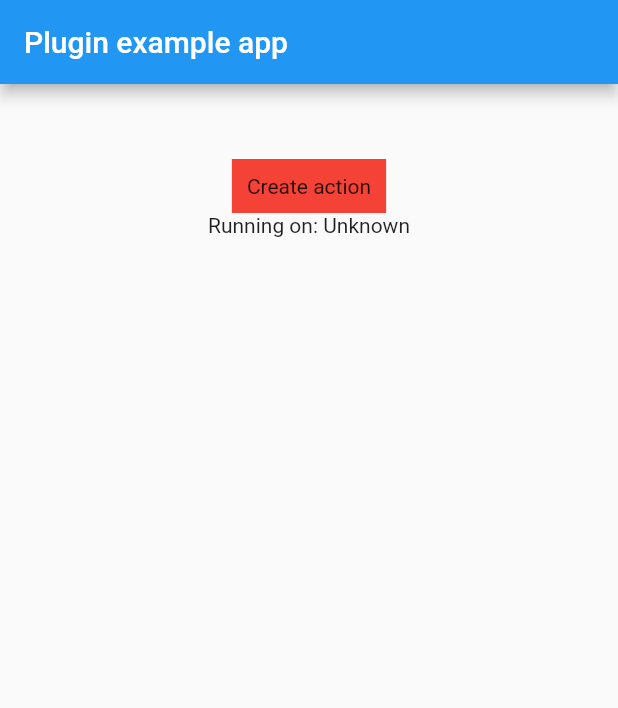
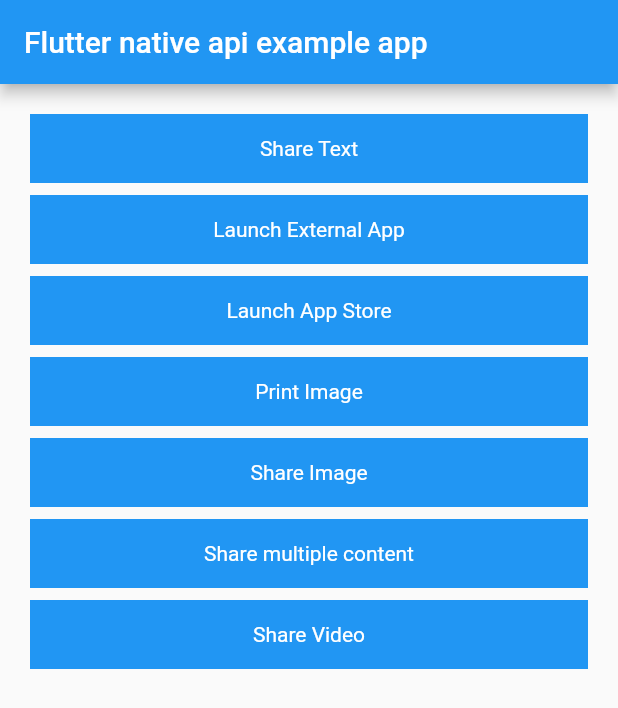
Before and after one commit to Destiny-Ed/flutter_native_api, a Flutter app: the screen it shows after launch, on a phone screen of 412 x 824 dp. Shown: the top 708 px of the screen. Run offline on Flutter 3.47's test engine with Material 2 defaults, Android fonts, the phone set to English and light mode, and no system bars.

Commit message:
Added readMe documentation and example usage

```diff
--- a/example/lib/main.dart
+++ b/example/lib/main.dart
@@ -1,7 +1,4 @@
 import 'package:flutter/material.dart';
-import 'dart:async';
-
-import 'package:flutter/services.dart';
 import 'package:flutter_native_api/flutter_native_api.dart';
 
 void main() {
@@ -14,56 +11,120 @@ class MyApp extends StatefulWidget {
 }
 
 class _MyAppState extends State<MyApp> {
-  String _platformVersion = 'Unknown';
-
-  @override
-  void initState() {
-    super.initState();
-    // initPlatformState();
-  }
-
-  // Platform messages are asynchronous, so we initialize in an async method.
-  // Future<void> initPlatformState() async {
-  //   String platformVersion;
-  //   // Platform messages may fail, so we use a try/catch PlatformException.
-  //   try {
-  //     platformVersion = await FlutterNativeApi.platformVersion;
-  //   } on PlatformException {
-  //     platformVersion = 'Failed to get platform version.';
-  //   }
-  //
-  //   // If the widget was removed from the tree while the asynchronous platform
-  //   // message was in flight, we want to discard the reply rather than calling
-  //   // setState to update our non-existent appearance.
-  //   if (!mounted) return;
-  //
-  //   setState(() {
-  //     _platformVersion = platformVersion;
-  //   });
-  // }
-
   @override
   Widget build(BuildContext context) {
     return MaterialApp(
       home: Scaffold(
         appBar: AppBar(
-          title: const Text('Plugin example app'),
+          title: const Text('Flutter native api example app'),
         ),
-        body: Center(
-          child: Column(
+        body: Container(
+          padding: const EdgeInsets.all(20),
+          child: ListView(
             children: [
-              const SizedBox(height: 50,),
               GestureDetector(
                 onTap: () {
                   FlutterNativeApi.shareText("Destiny Ed");
                 },
                 child: Container(
-                  color : Colors.red,
-                  child: Text('Create action'),
-                  padding : const EdgeInsets.all(10),
+                  margin: const EdgeInsets.only(bottom: 8),
+                  alignment: Alignment.center,
+                  color: Colors.blue,
+                  child:
+                      Text('Share Text', style: TextStyle(color: Colors.white)),
+                  padding: const EdgeInsets.all(15),
                 ),
               ),
-              Text('Running on: $_platformVersion\n'),
+              GestureDetector(
+                onTap: () {
+                  ///Require the app package name e.g dugget.app
+                  ///It wil open app store if the app is not installed
+                  FlutterNativeApi.launchExternalApp("dugget.app");
+                },
+                child: Container(
+                  margin: const EdgeInsets.only(bottom: 8),
+                  alignment: Alignment.center,
+                  color: Colors.blue,
+                  child: Text('Launch External App',
+                      style: TextStyle(color: Colors.white)),
+                  padding: const EdgeInsets.all(15),
+                ),
+              ),
+              GestureDetector(
+                onTap: () {
+                  ///Require the app package name e.g dugget.app
+                  FlutterNativeApi.openAppStore("dugget.app");
+                },
+                child: Container(
+                  margin: const EdgeInsets.only(bottom: 8),
+                  alignment: Alignment.center,
+                  color: Colors.blue,
+                  child: Text('Launch App Store',
+                      style: TextStyle(color: Colors.white)),
+                  padding: const EdgeInsets.all(15),
+                ),
+              ),
+              GestureDetector(
+                onTap: () {
+                  ///Require the image file path and image name
+                  ///
+                  /// You can also convert image to PDF
+                  FlutterNativeApi.printImage("imagePath", 'imageTitle');
+                },
+                child: Container(
+                  margin: const EdgeInsets.only(bottom: 8),
+                  alignment: Alignment.center,
+                  color: Colors.blue,
+                  child: Text('Print Image',
+                      style: TextStyle(color: Colors.white)),
+                  padding: const EdgeInsets.all(15),
+                ),
+              ),
+              GestureDetector(
+                onTap: () {
+                  ///Require the image file path
+                  ///Note:
+                  ///Except any image extensions
+                  FlutterNativeApi.shareImage("image path");
+                },
+                child: Container(
+                  margin: const EdgeInsets.only(bottom: 8),
+                  alignment: Alignment.center,
+                  color: Colors.blue,
+                  child: Text('Share Image',
+                      style: TextStyle(color: Colors.white)),
+                  padding: const EdgeInsets.all(15),
+                ),
+              ),
+              GestureDetector(
+                onTap: () {
+                  ///Require the file path(image or video) and the text to share
+                  ///
+                  FlutterNativeApi.shareMultiple("file path", 'text');
+                },
+                child: Container(
+                  margin: const EdgeInsets.only(bottom: 8),
+                  alignment: Alignment.center,
+                  color: Colors.blue,
+                  child: Text('Share multiple content',
+                      style: TextStyle(color: Colors.white)),
+                  padding: const EdgeInsets.all(15),
+                ),
+              ),
+              GestureDetector(
+                onTap: () {
+                  ///Requires the video file path
+                  FlutterNativeApi.shareVideo("video path.mp4");
+                },
+                child: Container(
+                  margin: const EdgeInsets.only(bottom: 8),
+                  alignment: Alignment.center,
+                  color: Colors.blue,
+                  child: Text('Share Video',
+                      style: TextStyle(color: Colors.white)),
+                  padding: const EdgeInsets.all(15),
+                ),
+              ),
             ],
           ),
         ),
--- a/lib/flutter_native_api.dart
+++ b/lib/flutter_native_api.dart
@@ -6,11 +6,6 @@ import 'package:flutter/services.dart';
 class FlutterNativeApi {
   static const MethodChannel platform =
       const MethodChannel('flutter_native_api');
-
-  static Future<String?> get platformVersion async {
-    final String? version = await platform.invokeMethod('getPlatformVersion');
-    return version;
-  }
 
   static launchExternalApp(String? appPackageName) async {
     try {
@@ -85,15 +80,4 @@ class FlutterNativeApi {
     }
   }
 
-  Future<dynamic> getVideoThumbNail(String? video) async {
-    try {
-      final result =
-      await platform.invokeMethod("videoThumbNail", {"video": video});
-      print(" ======== $result");
-      return result;
-    } catch (e) {
-      print("Erorororoororo $e");
-    }
-  }
-
 }
--- a/pubspec.yaml
+++ b/pubspec.yaml
@@ -1,8 +1,8 @@
 name: flutter_native_api
 description: A Flutter Plugin for calling and using Native API
 version: 0.0.1
-author:
-homepage:
+#author: Destiny Ed <talk2destinyed@gmail.com>
+homepage: https://github.com/Destiny-Ed/flutter_native_api
 
 environment:
   sdk: '>=2.12.0 <3.0.0'
```
Also changed, not shown: 5 other files.
